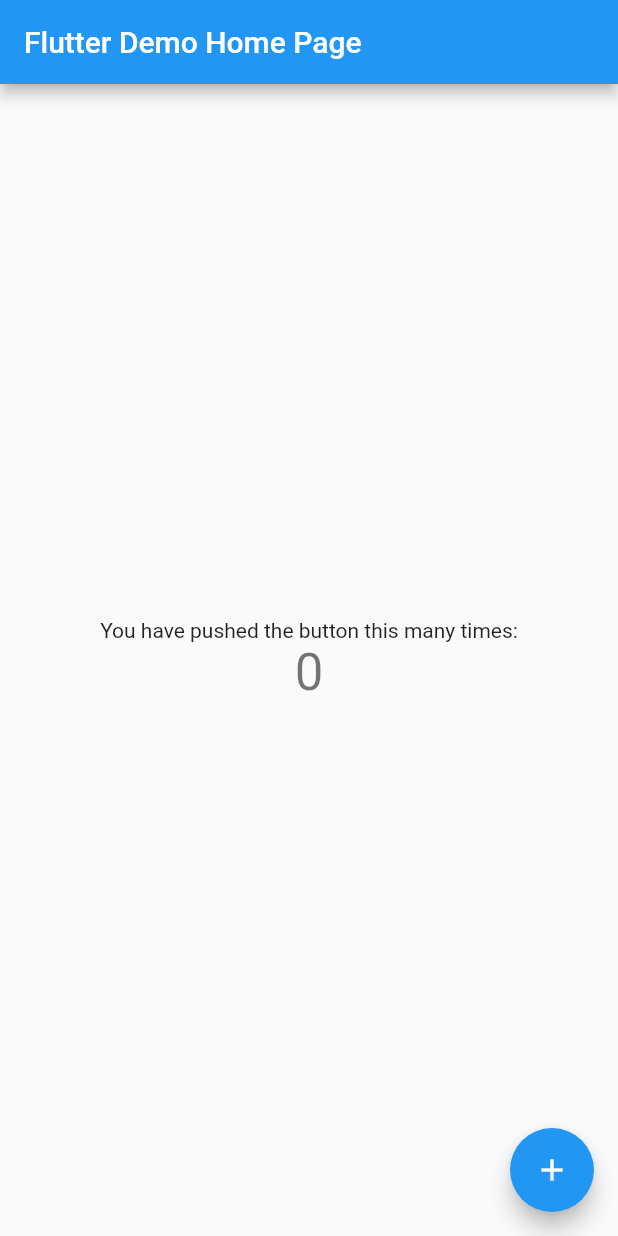
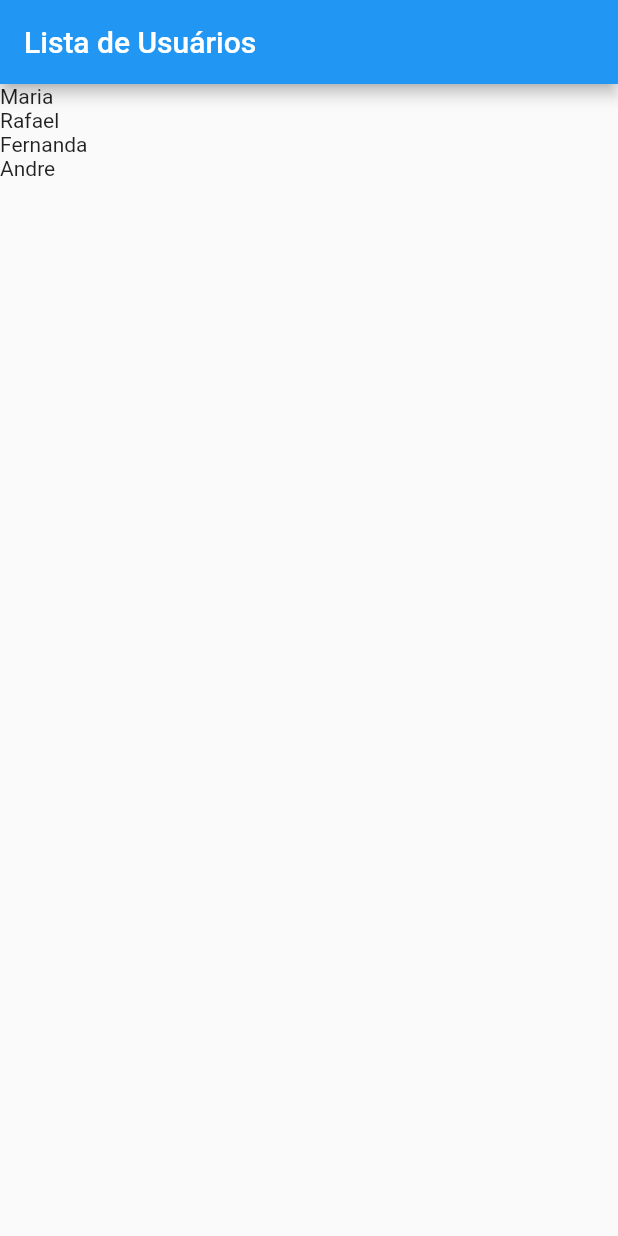
Before and after one commit to andrerondi/flutter_crud, a Flutter app: the screen it shows after launch, on a phone screen of 412 x 824 dp. Run offline on Flutter 3.47's test engine with Material 2 defaults, Android fonts, the phone set to English and light mode, and no system bars.

Commit message:
Lista de Usuários

```diff
--- a/lib/main.dart
+++ b/lib/main.dart
@@ -1,43 +1,25 @@
 import 'package:flutter/material.dart';
+import 'package:flutter_crud/views/user_list.dart';
 
 void main() {
   runApp(MyApp());
 }
 
 class MyApp extends StatelessWidget {
-  // This widget is the root of your application.
   @override
   Widget build(BuildContext context) {
     return MaterialApp(
       title: 'Flutter Demo',
       theme: ThemeData(
-        // This is the theme of your application.
-        //
-        // Try running your application with "flutter run". You'll see the
-        // application has a blue toolbar. Then, without quitting the app, try
-        // changing the primarySwatch below to Colors.green and then invoke
-        // "hot reload" (press "r" in the console where you ran "flutter run",
-        // or simply save your changes to "hot reload" in a Flutter IDE).
-        // Notice that the counter didn't reset back to zero; the application
-        // is not restarted.
         primarySwatch: Colors.blue,
       ),
-      home: MyHomePage(title: 'Flutter Demo Home Page'),
+      home: UserList(),
     );
   }
 }
 
 class MyHomePage extends StatefulWidget {
   MyHomePage({Key key, this.title}) : super(key: key);
-
-  // This widget is the home page of your application. It is stateful, meaning
-  // that it has a State object (defined below) that contains fields that affect
-  // how it looks.
-
-  // This class is the configuration for the state. It holds the values (in this
-  // case the title) provided by the parent (in this case the App widget) and
-  // used by the build method of the State. Fields in a Widget subclass are
-  // always marked "final".
 
   final String title;
 
@@ -50,47 +32,18 @@ class _MyHomePageState extends State<MyHomePage> {
 
   void _incrementCounter() {
     setState(() {
-      // This call to setState tells the Flutter framework that something has
-      // changed in this State, which causes it to rerun the build method below
-      // so that the display can reflect the updated values. If we changed
-      // _counter without calling setState(), then the build method would not be
-      // called again, and so nothing would appear to happen.
       _counter++;
     });
   }
 
   @override
   Widget build(BuildContext context) {
-    // This method is rerun every time setState is called, for instance as done
-    // by the _incrementCounter method above.
-    //
-    // The Flutter framework has been optimized to make rerunning build methods
-    // fast, so that you can just rebuild anything that needs updating rather
-    // than having to individually change instances of widgets.
     return Scaffold(
       appBar: AppBar(
-        // Here we take the value from the MyHomePage object that was created by
-        // the App.build method, and use it to set our appbar title.
         title: Text(widget.title),
       ),
       body: Center(
-        // Center is a layout widget. It takes a single child and positions it
-        // in the middle of the parent.
         child: Column(
-          // Column is also a layout widget. It takes a list of children and
-          // arranges them vertically. By default, it sizes itself to fit its
-          // children horizontally, and tries to be as tall as its parent.
-          //
-          // Invoke "debug painting" (press "p" in the console, choose the
-          // "Toggle Debug Paint" action from the Flutter Inspector in Android
-          // Studio, or the "Toggle Debug Paint" command in Visual Studio Code)
-          // to see the wireframe for each widget.
-          //
-          // Column has various properties to control how it sizes itself and
-          // how it positions its children. Here we use mainAxisAlignment to
-          // center the children vertically; the main axis here is the vertical
-          // axis because Columns are vertical (the cross axis would be
-          // horizontal).
           mainAxisAlignment: MainAxisAlignment.center,
           children: <Widget>[
             Text(
@@ -107,7 +60,7 @@ class _MyHomePageState extends State<MyHomePage> {
         onPressed: _incrementCounter,
         tooltip: 'Increment',
         child: Icon(Icons.add),
-      ), // This trailing comma makes auto-formatting nicer for build methods.
+      ),
     );
   }
 }
--- /dev/null
+++ b/lib/views/user_list.dart
@@ -0,0 +1,19 @@
+import 'package:flutter/material.dart';
+import 'package:flutter_crud/data/dummy_users.dart';
+
+class UserList extends StatelessWidget {
+  @override
+  Widget build(BuildContext context) {
+    const users = {...DUMMY_USERS};
+
+    return Scaffold(
+      appBar: AppBar(
+        title: Text('Lista de Usuários'),
+      ),
+      body: ListView.builder(
+        itemCount: users.length,
+        itemBuilder: (ctx, i) => Text(users.values.elementAt(i).name),
+      ),
+    );
+  }
+}
```
